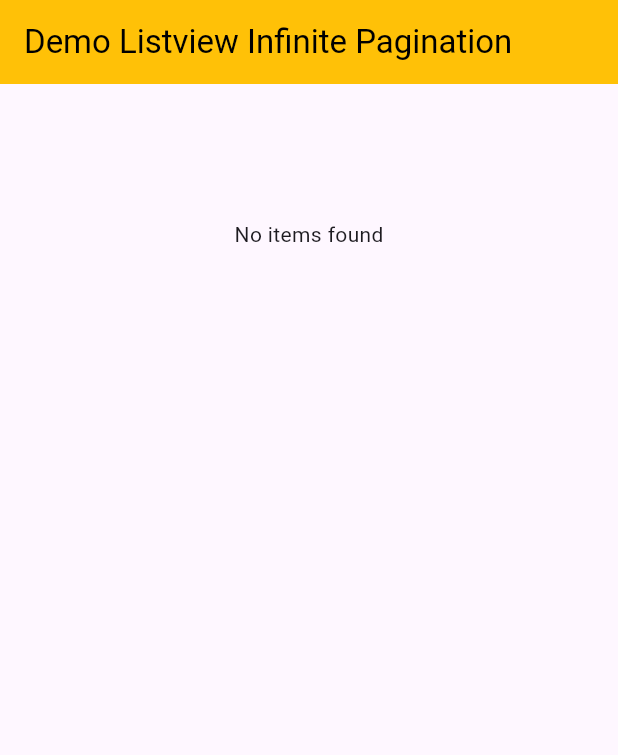
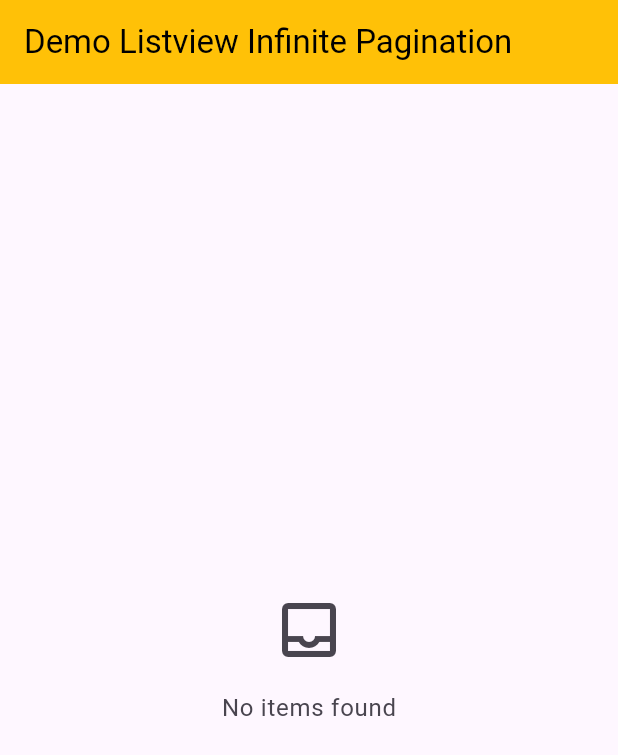
Before and after one commit to AmirHome/listview_infinite_pagination, a Flutter app: the screen it shows after launch, on a phone screen of 412 x 824 dp. Shown: the top 755 px of the screen. Run offline on Flutter 3.47's test engine with Material 3 defaults, Android fonts, the phone set to English and light mode, and no system bars; network calls fail.

Commit message:
✨ feat: Enhance loading and error states with improved UI and theming in ListviewInfinitePagination

```diff
--- a/lib/src/listview_infinite_pagination.dart
+++ b/lib/src/listview_infinite_pagination.dart
@@ -196,12 +196,16 @@ class ListviewInfinitePaginationState<T> extends State<ListviewInfinitePaginatio
   }
 
   Widget _buildEmptyView() {
-    return SingleChildScrollView(
-      physics: const AlwaysScrollableScrollPhysics(),
-      child: SizedBox(
-        height: 200,
-        child: Center(child: widget.onEmpty),
-      ),
+    return LayoutBuilder(
+      builder: (context, constraints) {
+        return SingleChildScrollView(
+          physics: const AlwaysScrollableScrollPhysics(),
+          child: ConstrainedBox(
+            constraints: BoxConstraints(minHeight: constraints.maxHeight),
+            child: Center(child: widget.onEmpty),
+          ),
+        );
+      },
     );
   }
 
--- a/lib/src/on_empty.dart
+++ b/lib/src/on_empty.dart
@@ -5,10 +5,19 @@ class OnEmpty extends StatelessWidget {
 
   @override
   Widget build(BuildContext context) {
-    return Container(
-      padding: const EdgeInsets.only(top: 7, bottom: 7),
-      child: const Center(
-        child: Text('No items found'),
+    final colorScheme = Theme.of(context).colorScheme;
+    final textTheme = Theme.of(context).textTheme;
+    return Padding(
+      padding: const EdgeInsets.symmetric(vertical: 24, horizontal: 16),
+      child: Center(
+        child: Column(
+          mainAxisSize: MainAxisSize.min,
+          children: [
+            Icon(Icons.inbox_outlined, size: 48, color: colorScheme.onSurfaceVariant),
+            const SizedBox(height: 16),
+            Text('No items found', style: textTheme.bodyLarge?.copyWith(color: colorScheme.onSurfaceVariant)),
+          ],
+        ),
       ),
     );
   }
```
Also changed, not shown: lib/src/initial_loader.dart (+5 -3 lines), lib/src/load_more_loader.dart (+15 -4 lines), lib/src/on_error.dart (+14 -4 lines), lib/src/on_finished.dart (+6 -5 lines).
